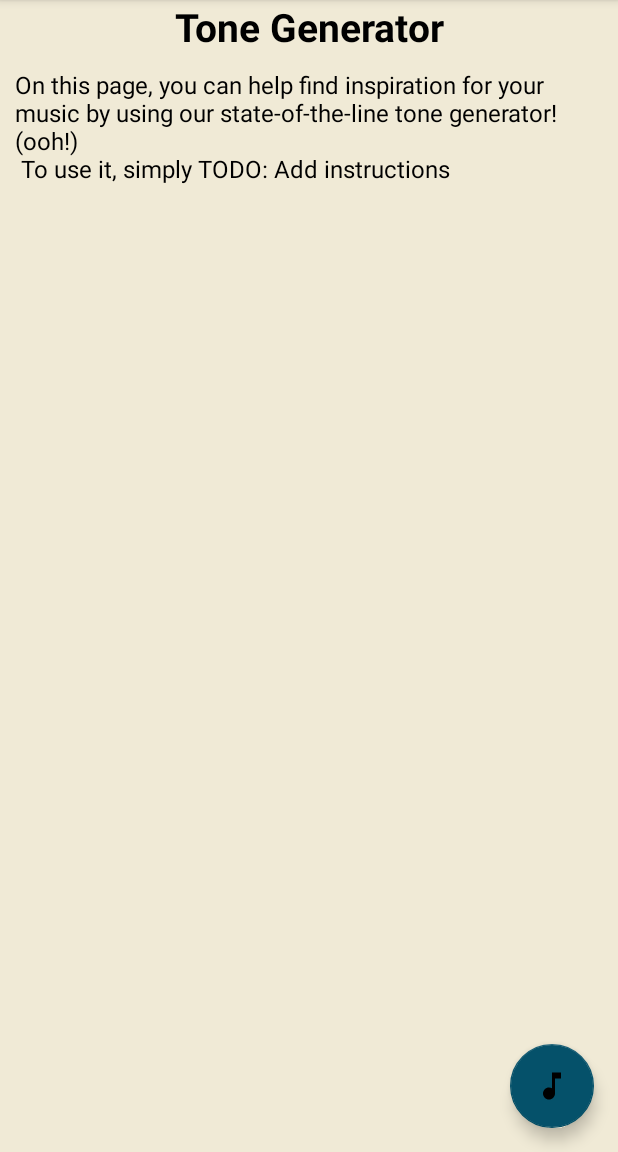
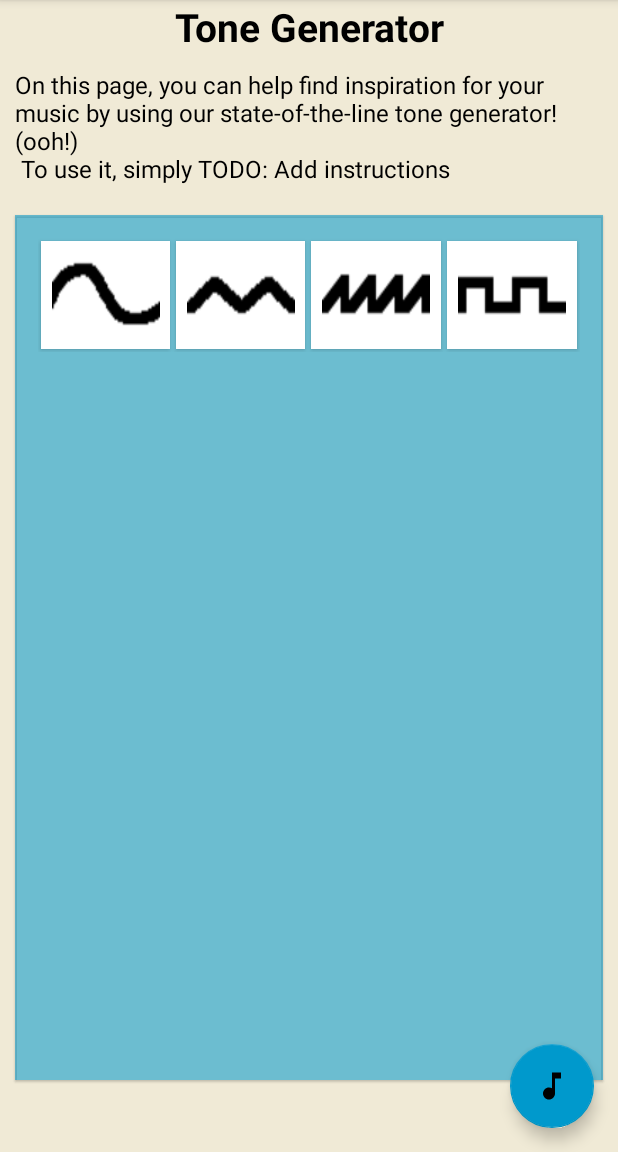
Before and after one commit to zackarhino/the_licc, an Android app: the ToneFragment screen opened through its navigation route, on a phone screen of 412 x 824 dp, the part 84-1236 px from its top. Run offline under Robolectric (Android 15) with nearby library versions, the phone set to English and light mode, and no system bars; our stand-ins replace navigation-ui.

Commit message:
Added tone generator shape buttons

```diff
--- a/app/src/main/res/layout/app_bar_main.xml
+++ b/app/src/main/res/layout/app_bar_main.xml
@@ -17,6 +17,7 @@
             android:layout_width="match_parent"
             android:layout_height="?attr/actionBarSize"
             android:background="?attr/colorPrimary"
+            android:elevation="@dimen/elevation_ui"
             app:popupTheme="@style/Theme.Fall2020AndroidProject.PopupOverlay" />
 
     </com.google.android.material.appbar.AppBarLayout>
@@ -29,8 +30,8 @@
         android:layout_height="wrap_content"
         android:layout_gravity="bottom|end"
         android:layout_margin="@dimen/fab_margin"
-        app:backgroundTint="@color/licc_dark_blue"
-        app:elevation="6dp"
+        app:backgroundTint="@color/licc_blue"
+        app:elevation="@dimen/elevation_ui"
         app:pressedTranslationZ="12dp"
         app:srcCompat="@drawable/ic_baseline_music_note_24"
         tools:ignore="ContentDescription" />
--- a/app/src/main/res/layout/fragment_tone.xml
+++ b/app/src/main/res/layout/fragment_tone.xml
@@ -5,6 +5,7 @@
     android:layout_width="match_parent"
     android:layout_height="match_parent"
     android:background="@color/eggshell"
+    android:gravity="center"
     android:orientation="vertical"
     tools:context=".fragments.ToneFragment">
 
@@ -30,8 +31,105 @@
     <androidx.constraintlayout.widget.ConstraintLayout
         android:id="@+id/toneGeneratorContainer"
         android:layout_width="match_parent"
-        android:layout_height="match_parent">
+        android:layout_height="match_parent"
+        android:layout_marginStart="@dimen/defaultPadding"
+        android:layout_marginTop="@dimen/defaultPadding"
+        android:layout_marginEnd="@dimen/defaultPadding"
+        android:layout_marginBottom="@dimen/toneGeneratorContainerMarginBottom"
+        android:background="@color/white"
+        android:backgroundTint="#8C0099CC"
+        android:elevation="@dimen/elevation_tone_container">
 
+        <LinearLayout
+            android:id="@+id/shapeButtons"
+            android:layout_width="match_parent"
+            android:layout_height="wrap_content"
+            android:layout_margin="@dimen/toneGeneratorButtonContainerMargins"
+            android:elevation="@dimen/elevation_tone_buttons"
+            android:orientation="horizontal"
+            app:layout_constraintEnd_toEndOf="parent"
+            app:layout_constraintStart_toStartOf="parent"
+            app:layout_constraintTop_toTopOf="parent">
+
+            <Button
+                android:id="@+id/shapeSine"
+                style="@null"
+                android:layout_width="@dimen/toneGeneratorButtonHeight"
+                android:layout_height="@dimen/toneGeneratorButtonHeight"
+                android:layout_margin="@dimen/toneGeneratorButtonMargins"
+                android:layout_weight="1"
+                android:backgroundTint="@color/white"
+                android:gravity="center"
+                android:insetLeft="0dp"
+                android:insetTop="0dp"
+                android:insetRight="0dp"
+                android:insetBottom="0dp"
+                app:cornerRadius="0dp"
+                app:icon="@drawable/sine"
+                app:iconGravity="textStart"
+                app:iconPadding="0dp"
+                app:iconSize="@dimen/toneGeneratorButtonHeight"
+                app:iconTint="@color/black" />
+
+            <Button
+                android:id="@+id/shapeTriangle"
+                style="@null"
+                android:layout_width="@dimen/toneGeneratorButtonHeight"
+                android:layout_height="@dimen/toneGeneratorButtonHeight"
+                android:layout_margin="@dimen/toneGeneratorButtonMargins"
+                android:layout_weight="1"
+                android:backgroundTint="@color/white"
+                android:gravity="center"
+                android:insetLeft="0dp"
+                android:insetTop="0dp"
+                android:insetRight="0dp"
+                android:insetBottom="0dp"
+                app:cornerRadius="0dp"
+                app:icon="@drawable/triangle"
+                app:iconGravity="textStart"
+                app:iconPadding="0dp"
+                app:iconSize="@dimen/toneGeneratorButtonHeight"
+                app:iconTint="@color/black" />
+
+            <Button
+                android:id="@+id/shapeSawtooth"
+                style="@null"
+                android:layout_width="@dimen/toneGeneratorButtonHeight"
+                android:layout_height="@dimen/toneGeneratorButtonHeight"
+                android:layout_margin="@dimen/toneGeneratorButtonMargins"
+                android:layout_weight="1"
+                android:backgroundTint="@color/white"
+                android:insetLeft="0dp"
+                android:insetTop="0dp"
+                android:insetRight="0dp"
+                android:insetBottom="0dp"
+                app:cornerRadius="0dp"
+                app:icon="@drawable/sawtooth"
+                app:iconGravity="textStart"
+                app:iconPadding="0dp"
+                app:iconSize="@dimen/toneGeneratorButtonHeight"
+                app:iconTint="@color/black" />
+
+            <Button
+                android:id="@+id/shapePulse"
+                style="@null"
+                android:layout_width="@dimen/toneGeneratorButtonHeight"
+                android:layout_height="@dimen/toneGeneratorButtonHeight"
+                android:layout_margin="@dimen/toneGeneratorButtonMargins"
+                android:layout_weight="1"
+                android:backgroundTint="@color/white"
+                android:gravity="center"
+                android:insetLeft="0dp"
+                android:insetTop="0dp"
+                android:insetRight="0dp"
+                android:insetBottom="0dp"
+                app:cornerRadius="0dp"
+                app:icon="@drawable/pulse"
+                app:iconGravity="textStart"
+                app:iconPadding="0dp"
+                app:iconSize="@dimen/toneGeneratorButtonHeight"
+                app:iconTint="@color/black" />
+        </LinearLayout>
     </androidx.constraintlayout.widget.ConstraintLayout>
 
 </LinearLayout>
--- a/app/src/main/res/values/dimens.xml
+++ b/app/src/main/res/values/dimens.xml
@@ -6,13 +6,22 @@
     <dimen name="nav_header_height">176dp</dimen>
     <dimen name="fab_margin">16dp</dimen>
 
-    <!-- -->
+    <!-- Padding/Spacing -->
     <dimen name="defaultPadding">10dp</dimen>
     <dimen name="commentAuthorHeight">48dp</dimen>
+    <dimen name="toneGeneratorButtonContainerMargins">15dp</dimen>
+    <dimen name="toneGeneratorContainerMarginBottom">48dp</dimen>
+    <dimen name="toneGeneratorButtonHeight">72dp</dimen>
+    <dimen name="toneGeneratorButtonMargins">2dp</dimen>
 
     <!-- Font Sizes -->
     <dimen name="toolbarTitleFontSize">17sp</dimen>
     <dimen name="titleFontSize">26sp</dimen>
     <dimen name="subtitleFontSize">16sp</dimen>
     <dimen name="textFontSize">14sp</dimen>
+
+    <!-- Elevation Levels -->
+    <dimen name="elevation_ui">6dp</dimen>
+    <dimen name="elevation_tone_container">1dp</dimen>
+    <dimen name="elevation_tone_buttons">6dp</dimen>
 </resources>
```
Also changed, not shown: app/src/main/res/drawable-v24/pulse.png (added), app/src/main/res/drawable-v24/sawtooth.png (added), app/src/main/res/drawable-v24/sine.png (added), app/src/main/res/drawable-v24/triangle.png (added).
